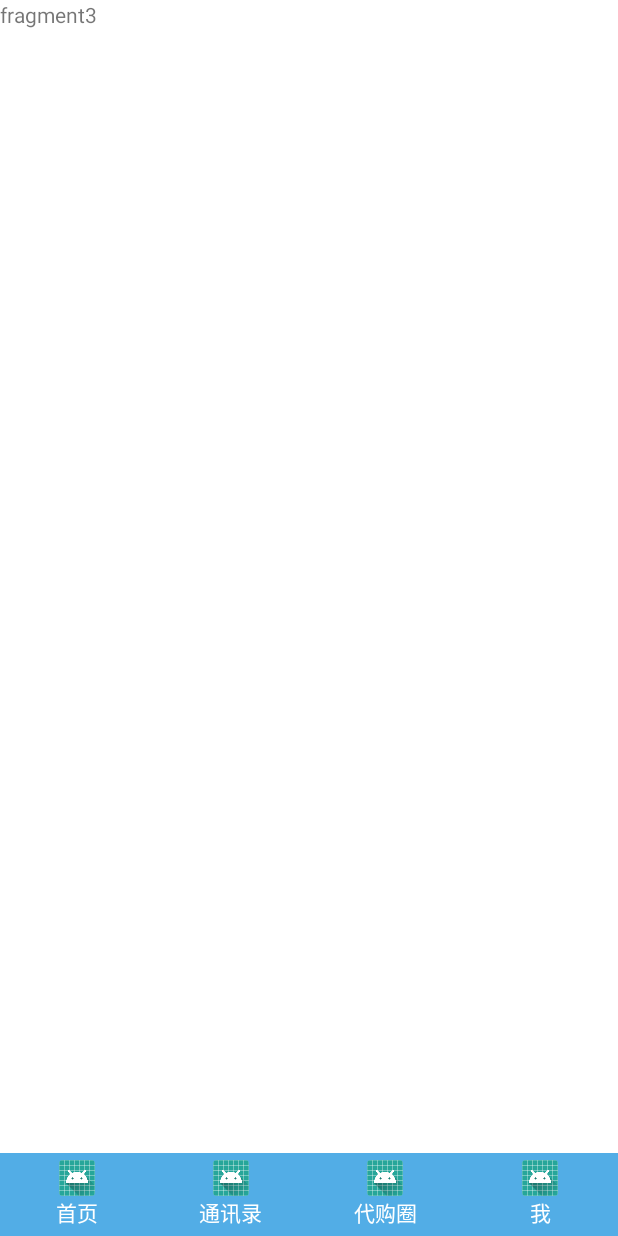
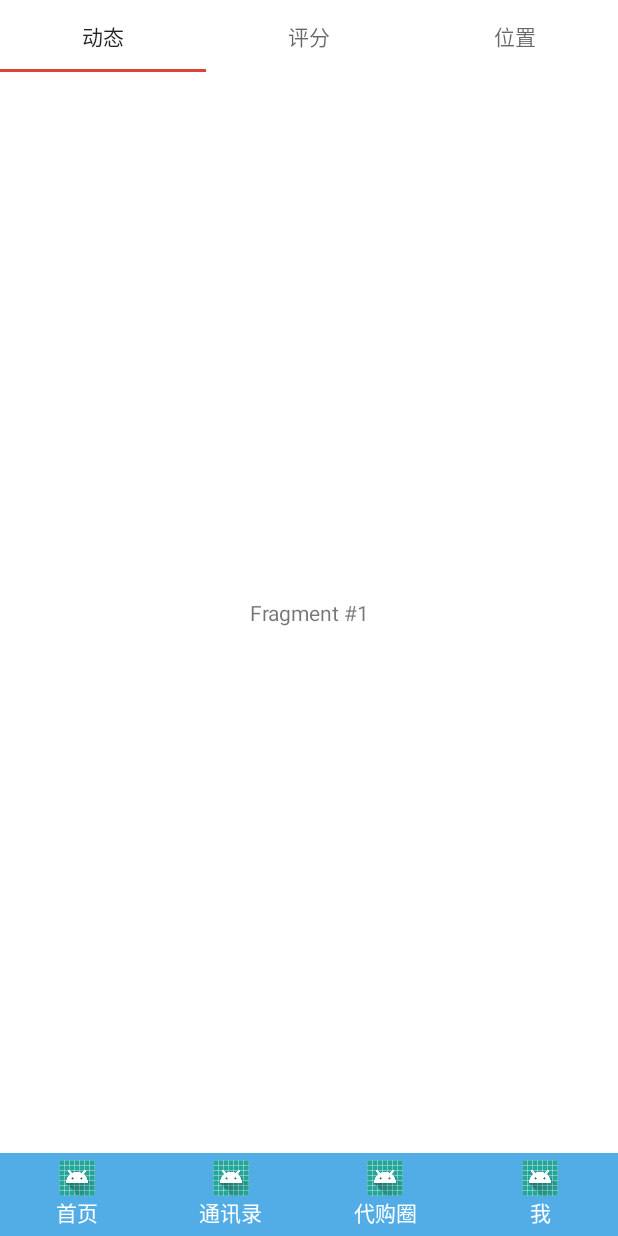
Before and after one commit to zhaoweih/Meidai, an Android app: the fragment MomentFragment placed in its activity, on a phone screen of 412 x 824 dp. Run offline under Robolectric (Android 15) with nearby library versions, the phone set to English and light mode, and no system bars.

Commit message:
add tablayout

```diff
--- a/app/build.gradle
+++ b/app/build.gradle
@@ -30,4 +30,5 @@ dependencies {
     testImplementation 'junit:junit:4.12'
     androidTestImplementation 'com.android.support.test:runner:0.5'
     androidTestImplementation 'com.android.support.test.espresso:espresso-core:2.2.2'
+    implementation 'com.android.support:design:26.0.0-beta1'
 }
--- a/app/src/main/java/me/zhaoweihao/shopping/ContactFragment.kt
+++ b/app/src/main/java/me/zhaoweihao/shopping/ContactFragment.kt
@@ -1,8 +1,8 @@
 package me.zhaoweihao.hnuplus
 
 
-import android.app.Fragment
 import android.os.Bundle
+import android.support.v4.app.Fragment
 
 import android.view.LayoutInflater
 import android.view.View
--- a/app/src/main/java/me/zhaoweihao/shopping/HomeFragment.kt
+++ b/app/src/main/java/me/zhaoweihao/shopping/HomeFragment.kt
@@ -1,7 +1,6 @@
 package me.zhaoweihao.hnuplus
-
-import android.app.Fragment
 import android.os.Bundle
+import android.support.v4.app.Fragment
 import android.view.LayoutInflater
 import android.view.View
 import android.view.ViewGroup
--- a/app/src/main/java/me/zhaoweihao/shopping/MainActivity.kt
+++ b/app/src/main/java/me/zhaoweihao/shopping/MainActivity.kt
@@ -1,8 +1,9 @@
 package me.zhaoweihao.shopping
 
-import android.app.FragmentTransaction
 import android.support.v7.app.AppCompatActivity
 import android.os.Bundle
+import android.support.v4.app.FragmentManager
+import android.support.v4.app.FragmentTransaction
 import android.view.Window
 import kotlinx.android.synthetic.main.activity_main.*
 import me.zhaoweihao.hnuplus.HomeFragment
@@ -16,12 +17,12 @@ class MainActivity : AppCompatActivity() {
     private var mMomentFragment: MomentFragment? = null
     private var mUserFragment: UserFragment? = null
 
+    private var fragmentManager: FragmentManager? = null
+
     override fun onCreate(savedInstanceState: Bundle?) {
         super.onCreate(savedInstanceState)
         requestWindowFeature(Window.FEATURE_NO_TITLE)
         setContentView(R.layout.activity_main)
-
-        title = "HNUPlus(Preview Version)"
 
         bindListener()
 
@@ -38,6 +39,8 @@ class MainActivity : AppCompatActivity() {
     private fun setTabSelection(index: Int) {
 
         clearSelection()
+
+        fragmentManager = supportFragmentManager
 
         val transaction = fragmentManager!!.beginTransaction()
 
--- a/app/src/main/java/me/zhaoweihao/shopping/MomentFragment.kt
+++ b/app/src/main/java/me/zhaoweihao/shopping/MomentFragment.kt
@@ -1,13 +1,18 @@
 package me.zhaoweihao.hnuplus
 
-import android.app.Fragment
 
+import android.content.Context
 import android.os.Bundle
-
+import android.support.design.widget.TabLayout
+import android.support.v4.app.Fragment
+import android.support.v4.app.FragmentManager
+import android.support.v4.app.FragmentPagerAdapter
 
 import android.view.LayoutInflater
 import android.view.View
 import android.view.ViewGroup
+import kotlinx.android.synthetic.main.fragment_moment.*
+import me.zhaoweihao.shopping.PageFragment
 import me.zhaoweihao.shopping.R
 
 
@@ -16,6 +21,8 @@ import me.zhaoweihao.shopping.R
  */
 
 class MomentFragment : Fragment() {
+
+    private var pagerAdapter : MomentFragmentPagerAdapter? = null
 
     override fun onCreate(savedInstanceState: Bundle?) {
         super.onCreate(savedInstanceState)
@@ -29,7 +36,29 @@ class MomentFragment : Fragment() {
 
     override fun onViewCreated(view: View?, savedInstanceState: Bundle?) {
         super.onViewCreated(view, savedInstanceState)
+        pagerAdapter = MomentFragmentPagerAdapter(fragmentManager, activity)
+
+        viewpager.adapter = pagerAdapter
+        sliding_tabs.setupWithViewPager(viewpager)
+        sliding_tabs.tabMode = TabLayout.MODE_FIXED
     }
 
+    private class MomentFragmentPagerAdapter(fm: FragmentManager, private val context: Context) : FragmentPagerAdapter(fm) {
+
+        internal val PAGE_COUNT = 3
+        private val tabTitles = arrayOf(context.getText(R.string.dynamic), context.getText(R.string.score), context.getText(R.string.location))
+
+        override fun getItem(position: Int): Fragment {
+            return PageFragment.newInstance(position + 1)
+        }
+
+        override fun getCount(): Int {
+            return PAGE_COUNT
+        }
+
+        override fun getPageTitle(position: Int): CharSequence {
+            return tabTitles[position]
+        }
+    }
 
 }
--- /dev/null
+++ b/app/src/main/java/me/zhaoweihao/shopping/PageFragment.java
@@ -0,0 +1,43 @@
+package me.zhaoweihao.shopping;
+
+import android.os.Bundle;
+import android.support.annotation.Nullable;
+import android.support.v4.app.Fragment;
+import android.view.LayoutInflater;
+import android.view.View;
+import android.view.ViewGroup;
+import android.widget.TextView;
+
+/**
+ * Created by Administrator on 2018/2/9.
+ */
+
+public class PageFragment extends Fragment {
+
+    public static final String ARG_PAGE = "ARG_PAGE";
+    private int mPage;
+
+    public static PageFragment newInstance(int page) {
+        Bundle args = new Bundle();
+        args.putInt(ARG_PAGE, page);
+        PageFragment pageFragment = new PageFragment();
+        pageFragment.setArguments(args);
+        return pageFragment;
+    }
+
+    @Override
+    public void onCreate(Bundle savedInstanceState) {
+        super.onCreate(savedInstanceState);
+        mPage = getArguments().getInt(ARG_PAGE);
+    }
+
+    @Nullable
+    @Override
+    public View onCreateView(LayoutInflater inflater, ViewGroup container, Bundle savedInstanceState) {
+        View view = inflater.inflate(R.layout.fragment_page, container, false);
+        TextView textView = (TextView) view;
+        textView.setText("Fragment #" + mPage);
+        return view;
+    }
+
+}
--- a/app/src/main/java/me/zhaoweihao/shopping/UserFragment.kt
+++ b/app/src/main/java/me/zhaoweihao/shopping/UserFragment.kt
@@ -1,7 +1,7 @@
 package me.zhaoweihao.shopping
 
-import android.app.Fragment
 import android.os.Bundle
+import android.support.v4.app.Fragment
 import android.view.LayoutInflater
 import android.view.View
 import android.view.ViewGroup
--- a/app/src/main/res/layout/fragment_moment.xml
+++ b/app/src/main/res/layout/fragment_moment.xml
@@ -1,12 +1,20 @@
 <?xml version="1.0" encoding="utf-8"?>
 <LinearLayout xmlns:android="http://schemas.android.com/apk/res/android"
+    xmlns:app="http://schemas.android.com/apk/res-auto"
     android:layout_width="match_parent"
     android:layout_height="match_parent"
-    android:background="@color/backgroundcolor"
     android:orientation="vertical">
+    <android.support.design.widget.TabLayout
+        android:id="@+id/sliding_tabs"
+        android:layout_width="match_parent"
+        android:layout_height="wrap_content"
+        />
 
-    <TextView
-        android:layout_width="wrap_content"
-        android:layout_height="wrap_content"
-        android:text="fragment3" />
+    <android.support.v4.view.ViewPager
+        android:id="@+id/viewpager"
+        android:layout_width="match_parent"
+        android:layout_height="0px"
+        android:layout_weight="1"
+        android:background="#FFFFFF" />
+
 </LinearLayout>
--- /dev/null
+++ b/app/src/main/res/layout/fragment_page.xml
@@ -0,0 +1,5 @@
+<?xml version="1.0" encoding="utf-8"?>
+<TextView xmlns:android="http://schemas.android.com/apk/res/android"
+    android:layout_width="match_parent"
+    android:layout_height="match_parent"
+    android:gravity="center" />
--- a/app/src/main/res/values/strings.xml
+++ b/app/src/main/res/values/strings.xml
@@ -5,4 +5,7 @@
     <string name="moment">代购圈</string>
     <string name="user">我</string>
     <string name="scan">扫一扫</string>
+    <string name="dynamic">动态</string>
+    <string name="score">评分</string>
+    <string name="location">位置</string>
 </resources>
```
